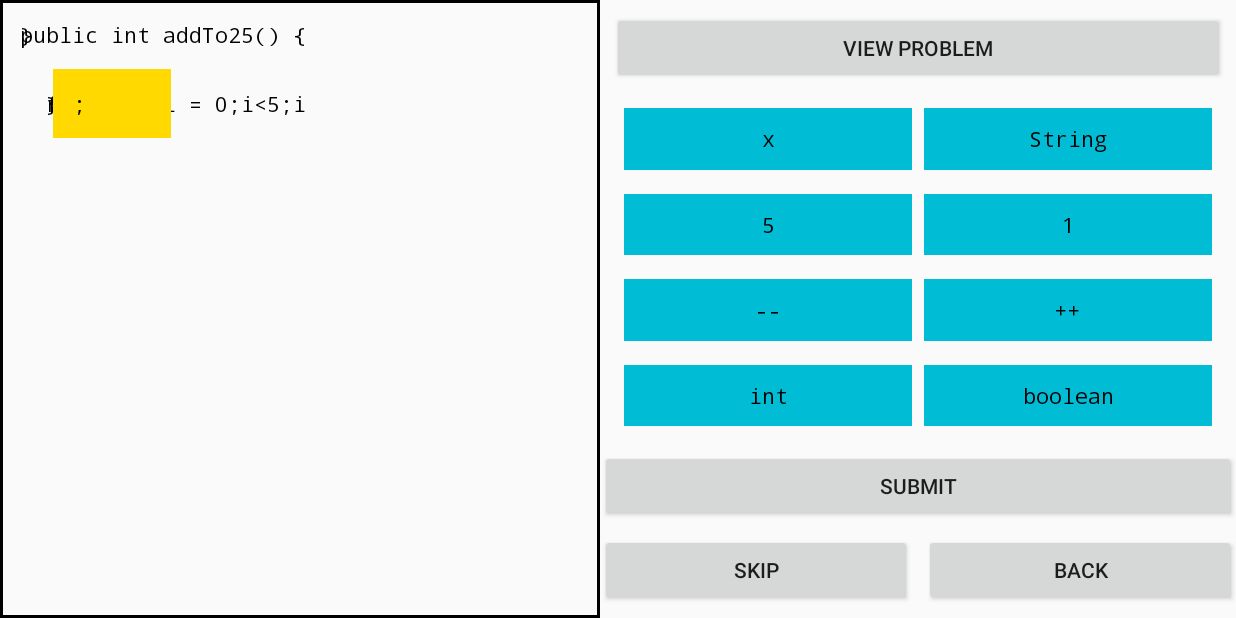
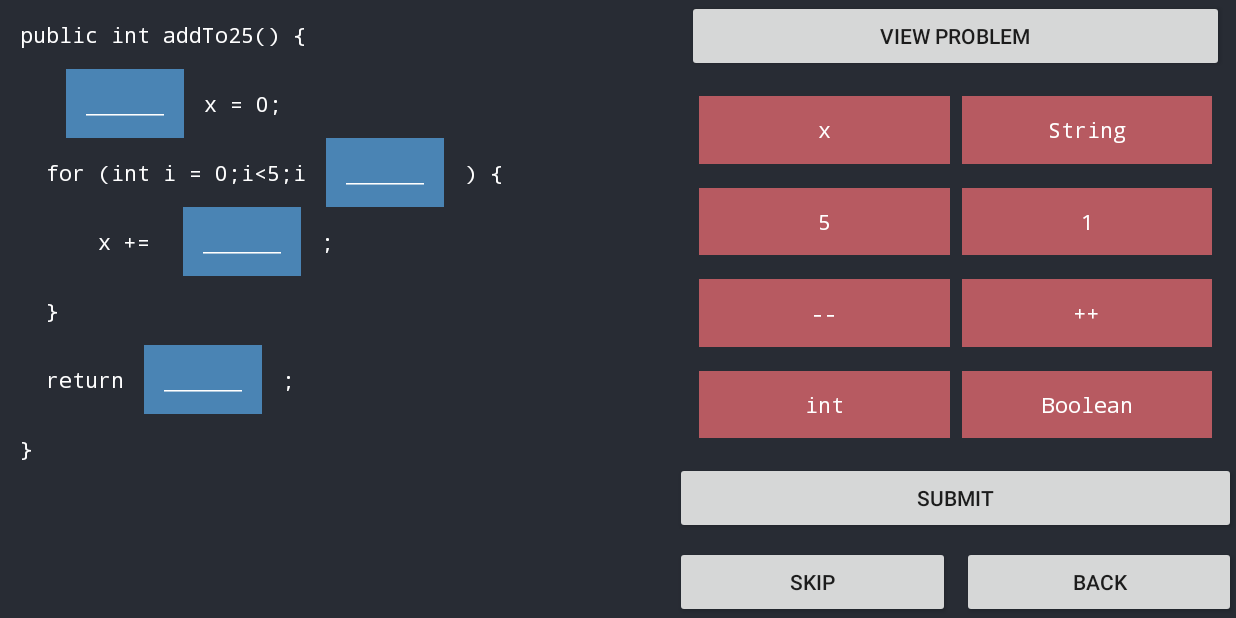
Before and after one commit to UP776193/FinalYearProject, an Android app: the ProblemActivity screen opened directly, with no data from a screen before it, on a phone screen of 824 x 412 dp (held sideways). Run offline under Robolectric (Android 15) with nearby library versions, the phone set to English and light mode, and no system bars.

Commit message:
Fixed Layout issues, changed colour scheme and setup for blocks

```diff
--- a/ProjectApplication/app/src/main/java/com/example/landscapedesign/Problem.java
+++ b/ProjectApplication/app/src/main/java/com/example/landscapedesign/Problem.java
@@ -5,7 +5,7 @@ import java.util.ArrayList;
 public class Problem {
 
     private int problemID;
-    private ArrayList<Block> blocks;
+    private Block[] blocks = new Block[8];
     private String probDesc;
     private String[][] probLines;
     private String[] solution;
@@ -15,6 +15,7 @@ public class Problem {
         this.probDesc = probDesc;
         this.probLines = probLines;
         this.solution = solution;
+        this.blocks = new Block[8];
     }
 
     public Problem() {
@@ -33,19 +34,23 @@ public class Problem {
                 {"  return","______",";"},
                 {"}"}
         };
+        String[] blockTexts = new String[] {
+                "x","5","--","int","String","1", "++", "Boolean"
+        };
+
+        for(int i=0;i<8;i++) {
+            blocks[i] = new Block(blockTexts[i]);
+        }
+
         this.solution = new String []{};
     }
 
-    public void addBlock(Block block) {
-        blocks.add(block);
-    }
-
-    public ArrayList<Block> getBlocks() {
+    public Block[] getBlocks() {
         return blocks;
     }
 
-    public void setBlocks(ArrayList<Block> blocks) {
-        this.blocks = blocks;
+    public void setBlocks(Block block, int index) {
+        this.blocks[index] = block;
     }
 
     public String getProbDesc() {
--- a/ProjectApplication/app/src/main/java/com/example/landscapedesign/ProblemActivity.java
+++ b/ProjectApplication/app/src/main/java/com/example/landscapedesign/ProblemActivity.java
@@ -3,25 +3,28 @@ package com.example.landscapedesign;
 import android.content.ClipData;
 import android.content.DialogInterface;
 import android.content.Intent;
-import android.graphics.drawable.ColorDrawable;
 import android.os.Build;
 import android.os.Bundle;
 import android.view.DragEvent;
 import android.view.MotionEvent;
 import android.view.View;
-import android.widget.RelativeLayout;
+import android.widget.LinearLayout;
 import android.widget.TextView;
 
 import androidx.annotation.RequiresApi;
 import androidx.appcompat.app.AlertDialog;
 import androidx.appcompat.app.AppCompatActivity;
 
+import java.io.SyncFailedException;
+import java.util.ArrayList;
+
 public class ProblemActivity extends AppCompatActivity {
 
     Problem problem;
-    Block block;
-    RelativeLayout rl;
-    TextView block1, block2, block3, block4, block5, block6, block7, block8, slot1, slot2, slot3;
+    LinearLayout vlayout;
+    TextView[] blocks; //Used to keep track of movable blocks in activity
+    ArrayList<TextView> slots;
+    Block[] probBlocks; //Used to keep track of where blocks are
 
     @RequiresApi(api = Build.VERSION_CODES.M)
     @Override
@@ -29,29 +32,35 @@ public class ProblemActivity extends AppCompatActivity {
         super.onCreate(savedInstanceState);
         setContentView(R.layout.activity_problem);
 
-        rl = (RelativeLayout) findViewById(R.id.rlayout);
+        vlayout = (LinearLayout) findViewById(R.id.vlayout);
 
-        block1 = findViewById(R.id.block1);
-        block2 = findViewById(R.id.block2);
-        block3 = findViewById(R.id.block3);
-        block4 = findViewById(R.id.block4);
-        block5 = findViewById(R.id.block5);
-        block6 = findViewById(R.id.block6);
-        block7 = findViewById(R.id.block7);
-        block8 = findViewById(R.id.block8);
+        blocks = new TextView[8];
+        slots = new ArrayList<TextView>();
 
-        block1.setOnTouchListener(new BlockTouchListener());
-        block2.setOnTouchListener(new BlockTouchListener());
-        block3.setOnTouchListener(new BlockTouchListener());
-        block4.setOnTouchListener(new BlockTouchListener());
-        block5.setOnTouchListener(new BlockTouchListener());
-        block6.setOnTouchListener(new BlockTouchListener());
-        block7.setOnTouchListener(new BlockTouchListener());
-        block8.setOnTouchListener(new BlockTouchListener());
+        //Set up blocks
+        blocks[0] = findViewById(R.id.block0);
+        blocks[0].setOnTouchListener(new BlockTouchListener());
+        blocks[1] = findViewById(R.id.block1);
+        blocks[1].setOnTouchListener(new BlockTouchListener());
+        blocks[2] = findViewById(R.id.block2);
+        blocks[2].setOnTouchListener(new BlockTouchListener());
+        blocks[3] = findViewById(R.id.block3);
+        blocks[3].setOnTouchListener(new BlockTouchListener());
+        blocks[4] = findViewById(R.id.block4);
+        blocks[4].setOnTouchListener(new BlockTouchListener());
+        blocks[5] = findViewById(R.id.block5);
+        blocks[5].setOnTouchListener(new BlockTouchListener());
+        blocks[6] = findViewById(R.id.block6);
+        blocks[6].setOnTouchListener(new BlockTouchListener());
+        blocks[7] = findViewById(R.id.block7);
+        blocks[7].setOnTouchListener(new BlockTouchListener());
+        System.out.println(String.format("Setup: Activity Blocks created."));
 
 
         problem = new Problem();
+        probBlocks = problem.getBlocks();
         printProblemLines();
+        setupBlocks();
 
     }
 
@@ -169,37 +178,55 @@ public class ProblemActivity extends AppCompatActivity {
     public void printProblemLines() {
         String[][] problemLines = problem.getProbLines();
 
-        View recentView = null;
+        for(int i =0;i<problemLines.length;i++) {
 
-        for(int i = 0; i<problemLines.length;i++) {
+            LinearLayout hlayout = new LinearLayout(this);
+            hlayout.setLayoutParams(new LinearLayout.LayoutParams(LinearLayout.LayoutParams.MATCH_PARENT, LinearLayout.LayoutParams.WRAP_CONTENT));
+            hlayout.setOrientation(LinearLayout.HORIZONTAL);
 
-            TextView tv = createTextView(problemLines[i][0]); //Create new text view
-            RelativeLayout.LayoutParams params = new RelativeLayout.LayoutParams((int) RelativeLayout.LayoutParams.WRAP_CONTENT, (int) RelativeLayout.LayoutParams.WRAP_CONTENT); //set to wrap content
-            if(recentView == null) {
-                params.addRule(RelativeLayout.ALIGN_PARENT_TOP);
-            } else {
-                params.addRule(RelativeLayout.BELOW, recentView.getId()); //position underneath last object
+            vlayout.addView(hlayout);
+
+            for(int j = 0;j<problemLines[i].length;j++) {
+                TextView text = createTextView(problemLines[i][j]);
+                LinearLayout.LayoutParams params = new LinearLayout.LayoutParams((int) LinearLayout.LayoutParams.WRAP_CONTENT, (int) LinearLayout.LayoutParams.WRAP_CONTENT);
+                text.setLayoutParams(params);
+                text.setText(problemLines[i][j]);
+
+                hlayout.addView(text);
+                System.out.println(String.format("Setup: Added \"%s\" line.", (String) text.getText()));
             }
-            tv.setLayoutParams(params);
-            View recentListView = tv;
-            rl.addView(tv);
+        }
+        System.out.println(String.format("Setup: Problem Lines setup complete."));
+    }
 
-            for(int j = 1; j<problemLines[i].length;j++) {
+    public void setupBlocks() {
 
-                TextView tvl = createTextView(problemLines[i][j]); //Create new text view
-                params = new RelativeLayout.LayoutParams((int) RelativeLayout.LayoutParams.WRAP_CONTENT, (int) RelativeLayout.LayoutParams.WRAP_CONTENT); //set to wrap content
-                if(recentView == null) {
-                    params.addRule(RelativeLayout.ALIGN_PARENT_TOP);
-                } else {
-                    params.addRule(RelativeLayout.BELOW, recentView.getId()); //position underneath last object
-                }
-                params.addRule(RelativeLayout.RIGHT_OF, recentListView.getId()); //position underneath last object
-                tvl.setLayoutParams(params);
-                recentListView = tvl;
-                rl.addView(tvl);
+       for(int i = 0; i < 8; i++){
+           //fill blocks with text
+           blocks[i].setVisibility(View.VISIBLE);
+           if(i >=  probBlocks.length) {
+               blocks[i].setVisibility(View.INVISIBLE);
+               System.out.println(String.format("Setup: Set Block %d to invisible.", i));
+           } else {
+               blocks[i].setText(probBlocks[i].getText());
+               probBlocks[i].setOriginal(blocks[i].getId());
+               probBlocks[i].setCurrent(blocks[i].getId());
+               probBlocks[i].setPrevious(blocks[i].getId());
+               System.out.println(String.format("Setup: Added \"%s\" block.", (String) probBlocks[i].getText()));
+           }
+       }
+        System.out.println(String.format("Setup: Activity Blocks setup complete."));
+    }
+
+    public int findProbBlock(String text) {
+        int index = -1;
+        for(int i=0; i<probBlocks.length; i++){
+            if(probBlocks[i].getText() == text) {
+                //we have found our block
+                index = i;
             }
-            recentView = tv;
         }
+        return index;
     }
 
     private final class BlockTouchListener implements View.OnTouchListener {
@@ -232,17 +259,52 @@ public class ProblemActivity extends AppCompatActivity {
                     break;
                 case DragEvent.ACTION_DROP:
                     //handle the dragged view being dropped over a drop view
-                    View view = (View) event.getLocalState();
-                    view.setVisibility(View.INVISIBLE);
-                    TextView dropTarget = (TextView) v; //gets slot
-                    TextView dropped = (TextView) view; //gets origin of block
-                    dropTarget.setText(dropped.getText());
-                    Object tag = dropTarget.getTag();
-                    if (tag != null) {
-                        int existingID = (Integer) tag;
-                        findViewById(existingID).setVisibility(View.VISIBLE);
+                    TextView view = (TextView) event.getLocalState();
+                    String text = (String) view.getText();
+
+                    int index = findProbBlock(text); //find the problem block this text matches to
+                    System.out.println("Blocks: index is " + index);
+
+                    probBlocks[index].setPrevious(probBlocks[index].getCurrent());
+                    probBlocks[index].setCurrent(v.getId()); //set current to this slots id
+
+                    TextView original = findViewById(probBlocks[index].getOriginal());
+                    original.setVisibility(View.INVISIBLE);
+
+                    TextView current = findViewById(probBlocks[index].getCurrent());
+
+                    if(current.getText() == "______") {
+                        System.out.println("Blocks: current used to be an empty slot");
+                        //do nothing
+                    } else {
+                        System.out.println("Blocks: current used to be an full slot");
+                        int iindex = findProbBlock((String) current.getText());
+                        findViewById(probBlocks[iindex].getOriginal()).setVisibility(View.VISIBLE);
+                        probBlocks[iindex].setCurrent(probBlocks[iindex].getOriginal());
+                        probBlocks[iindex].setPrevious(probBlocks[iindex].getOriginal());
                     }
-                    dropTarget.setTag(dropped.getId());
+
+                    current.setText(probBlocks[index].getText());
+                    current.setOnTouchListener(new BlockTouchListener());
+
+                    TextView previous = findViewById(probBlocks[index].getPrevious());
+                    boolean isBlock = false;
+
+                    for(int j=0;j<8;j++) {
+                        if(blocks[j].getId() == previous.getId()){
+                            isBlock = true;
+                        }
+                    }
+
+                    if(isBlock) {
+                        previous.setVisibility(View.INVISIBLE);
+                        System.out.println("Blocks: previous used to be a block");
+                    } else {
+                        previous.setText("______");
+                        previous.setOnTouchListener(null);
+                        System.out.println("Blocks: previous used to be a slot");
+                    }
+
                     break;
                 case DragEvent.ACTION_DRAG_ENDED:
                     //no action necessary
--- a/ProjectApplication/app/src/main/res/layout/activity_homepage.xml
+++ b/ProjectApplication/app/src/main/res/layout/activity_homepage.xml
@@ -4,6 +4,7 @@
     xmlns:tools="http://schemas.android.com/tools"
     android:layout_width="match_parent"
     android:layout_height="match_parent"
+    android:background="@color/colorPrimary"
     tools:context=".HomepageActivity">
 
     <Button
@@ -24,6 +25,7 @@
         android:layout_height="wrap_content"
         android:layout_marginTop="16dp"
         android:text="Total Score:"
+        android:textAppearance="@style/problemText"
         app:layout_constraintEnd_toEndOf="parent"
         app:layout_constraintHorizontal_bias="0.499"
         app:layout_constraintStart_toStartOf="parent"
@@ -35,6 +37,7 @@
         android:layout_height="wrap_content"
         android:layout_marginTop="16dp"
         android:text="0"
+        android:textAppearance="@style/problemText"
         app:layout_constraintEnd_toEndOf="parent"
         app:layout_constraintStart_toStartOf="parent"
         app:layout_constraintTop_toBottomOf="@+id/lblTotalScore" />
--- a/ProjectApplication/app/src/main/res/layout/activity_problem.xml
+++ b/ProjectApplication/app/src/main/res/layout/activity_problem.xml
@@ -4,17 +4,17 @@
     xmlns:tools="http://schemas.android.com/tools"
     android:layout_width="match_parent"
     android:layout_height="match_parent"
+    android:background="@color/colorPrimary"
     tools:context=".ProblemActivity">
 
     <androidx.constraintlayout.widget.ConstraintLayout
         android:id="@+id/sidebarLayout"
         android:layout_width="0dp"
         android:layout_height="0dp"
-        android:layout_marginTop="8dp"
-        android:layout_marginBottom="8dp"
+        android:background="@color/layoutBackground"
         app:layout_constraintBottom_toBottomOf="parent"
         app:layout_constraintEnd_toEndOf="parent"
-        app:layout_constraintStart_toEndOf="@+id/rlayout"
+        app:layout_constraintStart_toEndOf="@+id/vlayout"
         app:layout_constraintTop_toTopOf="parent">
 
         <Button
@@ -45,6 +45,7 @@
 
         <Button
             android:id="@+id/btnSubmit"
+            style="@android:style/Widget.Material.Button"
             android:layout_width="0dp"
             android:layout_height="wrap_content"
             android:layout_marginBottom="8dp"
@@ -87,6 +88,42 @@
             app:layout_constraintTop_toBottomOf="@+id/btnViewProblem">
 
             <TextView
+                android:id="@+id/block0"
+                android:layout_width="0dp"
+                android:layout_height="0dp"
+                android:layout_marginStart="8dp"
+                android:layout_marginLeft="8dp"
+                android:layout_marginTop="8dp"
+                android:layout_marginBottom="8dp"
+                android:background="@color/colorBlocks"
+                android:gravity="center"
+                android:text="a"
+                android:textAppearance="@style/problemText"
+                app:layout_constraintBottom_toTopOf="@+id/block1"
+                app:layout_constraintEnd_toStartOf="@+id/block4"
+                app:layout_constraintStart_toStartOf="parent"
+                app:layout_constraintTop_toTopOf="parent" />
+
+            <TextView
+                android:id="@+id/block4"
+                android:layout_width="0dp"
+                android:layout_height="0dp"
+                android:layout_marginStart="8dp"
+                android:layout_marginLeft="8dp"
+                android:layout_marginTop="8dp"
+                android:layout_marginEnd="8dp"
+                android:layout_marginRight="8dp"
+                android:layout_marginBottom="8dp"
+                android:background="@color/colorBlocks"
+                android:gravity="center"
+                android:text="e"
+                android:textAppearance="@style/problemText"
+                app:layout_constraintBottom_toTopOf="@+id/block5"
+                app:layout_constraintEnd_toEndOf="parent"
+                app:layout_constraintStart_toEndOf="@+id/block0"
+                app:layout_constraintTop_toTopOf="parent" />
+
+            <TextView
                 android:id="@+id/block1"
                 android:layout_width="0dp"
                 android:layout_height="0dp"
@@ -96,12 +133,12 @@
                 android:layout_marginBottom="8dp"
                 android:background="@color/colorBlocks"
                 android:gravity="center"
-                android:text="x"
+                android:text="b"
                 android:textAppearance="@style/problemText"
                 app:layout_constraintBottom_toTopOf="@+id/block2"
                 app:layout_constraintEnd_toStartOf="@+id/block5"
                 app:layout_constraintStart_toStartOf="parent"
-                app:layout_constraintTop_toTopOf="parent" />
+                app:layout_constraintTop_toBottomOf="@+id/block0" />
 
             <TextView
                 android:id="@+id/block5"
@@ -115,12 +152,12 @@
                 android:layout_marginBottom="8dp"
                 android:background="@color/colorBlocks"
                 android:gravity="center"
-                android:text="String"
+                android:text="f"
                 android:textAppearance="@style/problemText"
                 app:layout_constraintBottom_toTopOf="@+id/block6"
                 app:layout_constraintEnd_toEndOf="parent"
                 app:layout_constraintStart_toEndOf="@+id/block1"
-                app:layout_constraintTop_toTopOf="parent" />
+                app:layout_constraintTop_toBottomOf="@+id/block4" />
 
             <TextView
                 android:id="@+id/block2"
@@ -132,7 +169,7 @@
                 android:layout_marginBottom="8dp"
                 android:background="@color/colorBlocks"
                 android:gravity="center"
-                android:text="5"
+                android:text="c"
                 android:textAppearance="@style/problemText"
                 app:layout_constraintBottom_toTopOf="@+id/block3"
                 app:layout_constraintEnd_toStartOf="@+id/block6"
@@ -151,7 +188,7 @@
                 android:layout_marginBottom="8dp"
                 android:background="@color/colorBlocks"
                 android:gravity="center"
-                android:text="1"
+                android:text="g"
                 android:textAppearance="@style/problemText"
                 app:layout_constraintBottom_toTopOf="@+id/block7"
                 app:layout_constraintEnd_toEndOf="parent"
@@ -168,12 +205,13 @@
                 android:layout_marginBottom="8dp"
                 android:background="@color/colorBlocks"
                 android:gravity="center"
-                android:text="--"
+                android:text="d"
                 android:textAppearance="@style/problemText"
-                app:layout_constraintBottom_toTopOf="@+id/block4"
+                app:layout_constraintBottom_toBottomOf="parent"
                 app:layout_constraintEnd_toStartOf="@+id/block7"
                 app:layout_constraintStart_toStartOf="parent"
-                app:layout_constraintTop_toBottomOf="@+id/block2" />
+                app:layout_constraintTop_toBottomOf="@+id/block2"
+                app:layout_constraintVertical_bias="0.651" />
 
             <TextView
                 android:id="@+id/block7"
@@ -187,58 +225,22 @@
                 android:layout_marginBottom="8dp"
                 android:background="@color/colorBlocks"
                 android:gravity="center"
-                android:text="++"
+                android:text="h"
                 android:textAppearance="@style/problemText"
-                app:layout_constraintBottom_toTopOf="@+id/block8"
+                app:layout_constraintBottom_toBottomOf="parent"
                 app:layout_constraintEnd_toEndOf="parent"
                 app:layout_constraintStart_toEndOf="@+id/block3"
                 app:layout_constraintTop_toBottomOf="@+id/block6" />
 
-            <TextView
-                android:id="@+id/block4"
-                android:layout_width="0dp"
-                android:layout_height="0dp"
-                android:layout_marginStart="8dp"
-                android:layout_marginLeft="8dp"
-                android:layout_marginTop="8dp"
-                android:layout_marginBottom="8dp"
-                android:background="@color/colorBlocks"
-                android:gravity="center"
-                android:text="int"
-                android:textAppearance="@style/problemText"
-                app:layout_constraintBottom_toBottomOf="parent"
-                app:layout_constraintEnd_toStartOf="@+id/block8"
-                app:layout_constraintStart_toStartOf="parent"
-                app:layout_constraintTop_toBottomOf="@+id/block3"
-                app:layout_constraintVertical_bias="0.651" />
-
-            <TextView
-                android:id="@+id/block8"
-                android:layout_width="0dp"
-                android:layout_height="0dp"
-                android:layout_marginStart="8dp"
-                android:layout_marginLeft="8dp"
-                android:layout_marginTop="8dp"
-                android:layout_marginEnd="8dp"
-                android:layout_marginRight="8dp"
-                android:layout_marginBottom="8dp"
-                android:background="@color/colorBlocks"
-                android:gravity="center"
-                android:text="boolean"
-                android:textAppearance="@style/problemText"
-                app:layout_constraintBottom_toBottomOf="parent"
-                app:layout_constraintEnd_toEndOf="parent"
-                app:layout_constraintStart_toEndOf="@+id/block4"
-                app:layout_constraintTop_toBottomOf="@+id/block7" />
-
         </androidx.constraintlayout.widget.ConstraintLayout>
     </androidx.constraintlayout.widget.ConstraintLayout>
 
-    <RelativeLayout
-        android:id="@+id/rlayout"
-        android:layout_width="400dp"
+    <LinearLayout
+        android:id="@+id/vlayout"
+        android:layout_width="450dp"
         android:layout_height="0dp"
-        android:background="@drawable/textview_border"
+        android:background="@color/layoutBackground"
+        android:orientation="vertical"
         app:layout_constraintBottom_toBottomOf="parent"
         app:layout_constraintEnd_toStartOf="@id/sidebarLayout"
         app:layout_constraintStart_toStartOf="parent"
--- a/ProjectApplication/app/src/main/res/values/colors.xml
+++ b/ProjectApplication/app/src/main/res/values/colors.xml
@@ -1,8 +1,10 @@
 <?xml version="1.0" encoding="utf-8"?>
 <resources>
-    <color name="colorPrimary">#008577</color>
-    <color name="colorPrimaryDark">#00574B</color>
-    <color name="colorAccent">#D81B60</color>
-    <color name="colorBlocks">#00BCD4</color>
-    <color name="colorSlots">#FFD900</color>
+    <color name="colorPrimary">#282C34</color>
+    <color name="colorPrimaryDark">#21252B</color>
+    <color name="colorAccent">#282C34</color>
+    <color name="colorBlocks">#b75a61</color>
+    <color name="colorSlots">#4a84b4</color>
+    <color name="layoutBackground">#282C34</color>
+    <color name="colorText">#FFFFFF</color>
 </resources>
--- a/ProjectApplication/app/src/main/res/values/styles.xml
+++ b/ProjectApplication/app/src/main/res/values/styles.xml
@@ -8,12 +8,14 @@
         <item name="colorAccent">@color/colorAccent</item>
     </style>
 
-    <color name = "black">#000000</color>
-
     <style name="problemText" parent="@android:style/TextAppearance.Medium">
         <item name="android:textSize">14sp</item>
         <item name="android:typeface">monospace</item>
-        <item name="android:textColor">@color/black</item>
+        <item name="android:textColor">@color/colorText</item>
+    </style>
+
+    <style name="button">
+
     </style>
 
 </resources>
```
Also changed, not shown: ProjectApplication/app/src/main/java/com/example/landscapedesign/Block.java (+6 -12 lines).
